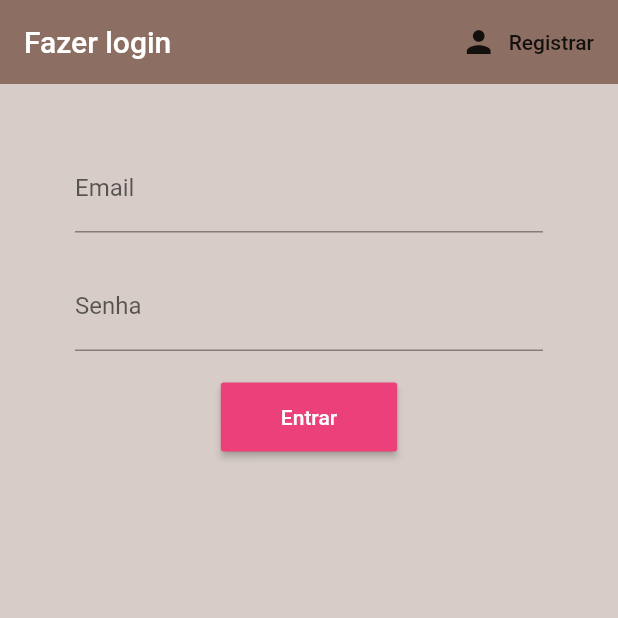
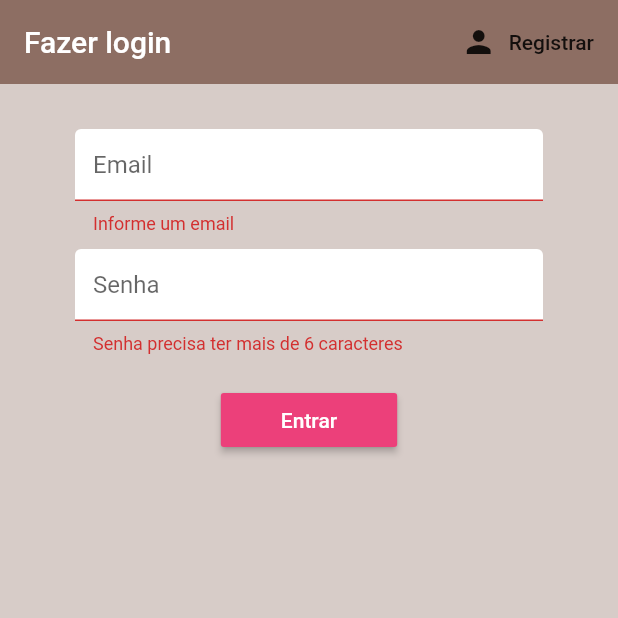
Before and after one commit to arthurcamurca04/brew_crew_app, a Flutter app: the screen it shows after launch, after a tap on "Entrar", on a phone screen of 412 x 824 dp, the top half of it. Run offline on Flutter 3.47's test engine with Material 2 defaults, Android fonts, the phone set to English and light mode, and no system bars; our stand-ins replace firebase_auth; accounts and stored records are empty.

Commit message:
Added textInputdecoration and import spinkit

```diff
--- /dev/null
+++ b/lib/components/textInputDecoration.dart
@@ -0,0 +1,21 @@
+import 'package:flutter/material.dart';
+
+InputDecoration textFieldDecoration(String label){
+  return InputDecoration(
+    hintText: label,
+    filled: true,
+    fillColor: Colors.white,
+    enabledBorder: OutlineInputBorder(
+      borderSide: BorderSide(
+        color: Colors.white,
+        width: 2,
+      )
+    ),
+    focusedBorder: OutlineInputBorder(
+      borderSide: BorderSide(
+        color: Colors.pink,
+        width: 2,
+      )
+    ),
+  );
+}
--- a/lib/screens/auth/authentication_screen.dart
+++ b/lib/screens/auth/authentication_screen.dart
@@ -1,5 +1,4 @@
-import 'package:brew_crew/screens/auth/register.dart';
-//import 'package:brew_crew/screens/auth/sign_in.dart';
+import 'package:brew_crew/screens/auth/sign_in.dart';
 import 'package:flutter/material.dart';
 
 class AuthenticationScreen extends StatefulWidget {
@@ -11,7 +10,7 @@ class _AuthenticationScreenState extends State<AuthenticationScreen> {
   @override
   Widget build(BuildContext context) {
     return Container(
-      child: Register(),
+      child: SignIn(),
     );
   }
 }
--- a/lib/screens/auth/register.dart
+++ b/lib/screens/auth/register.dart
@@ -1,3 +1,4 @@
+import 'package:brew_crew/components/textInputDecoration.dart';
 import 'package:brew_crew/screens/auth/sign_in.dart';
 import 'package:brew_crew/services/auth.dart';
 import 'package:flutter/material.dart';
@@ -56,10 +57,10 @@ class _RegisterState extends State<Register> {
                 onChanged: (value) {
                   setState(() => email = value);
                 },
-                decoration: InputDecoration(labelText: 'Email'),
+                decoration: textFieldDecoration('Email'),
               ),
               SizedBox(
-                height: 20.0,
+                height: 10.0,
               ),
               TextFormField(
                 validator: (value) => value.length < 6
@@ -69,16 +70,14 @@ class _RegisterState extends State<Register> {
                   setState(() => password = value);
                 },
                 obscureText: true,
-                decoration: InputDecoration(
-                  labelText: 'Senha',
-                ),
+                decoration: textFieldDecoration('Senha'),
               ),
               SizedBox(
-                height: 20.0,
+                height: 10.0,
               ),
               RaisedButton(
                 padding: EdgeInsets.symmetric(
-                  vertical: 15.0,
+                  vertical: 10.0,
                   horizontal: 40.0,
                 ),
                 color: Colors.pink[400],
@@ -98,7 +97,7 @@ class _RegisterState extends State<Register> {
                 child: Text("Registrar"),
               ),
               SizedBox(
-                height: 12,
+                height: 6,
               ),
               Text(
                 error,
--- a/lib/screens/auth/sign_in.dart
+++ b/lib/screens/auth/sign_in.dart
@@ -1,5 +1,7 @@
 //import 'package:brew_crew/services/auth.dart';
+import 'package:brew_crew/components/textInputDecoration.dart';
 import 'package:brew_crew/screens/auth/register.dart';
+import 'package:brew_crew/services/auth.dart';
 import 'package:flutter/material.dart';
 
 class SignIn extends StatefulWidget {
@@ -8,10 +10,12 @@ class SignIn extends StatefulWidget {
 }
 
 class _SignInState extends State<SignIn> {
-  //final AuthService _auth = new AuthService();
+  final AuthService _auth = new AuthService();
+   final _formKey = GlobalKey<FormState>();
 
   String email = '';
   String password = '';
+  String error = '';
 
   @override
   Widget build(BuildContext context) {
@@ -41,43 +45,66 @@ class _SignInState extends State<SignIn> {
           vertical: 20.0,
         ),
         child: Form(
+          key: _formKey,
           child: Column(
             children: <Widget>[
               SizedBox(
-                height: 20.0,
+                height: 10.0,
               ),
               TextFormField(
+                validator: (value) => value.isEmpty ? 'Informe um email' : null,
                 onChanged: (value) {
                   setState(() => email = value);
                 },
-                decoration: InputDecoration(labelText: 'Email'),
+                decoration: textFieldDecoration('Email'),
               ),
               SizedBox(
-                height: 20.0,
+                height: 10.0,
               ),
               TextFormField(
+                 validator: (value) => value.length < 6
+                    ? 'Senha precisa ter mais de 6 caracteres'
+                    : null,
                 onChanged: (value) {
                   setState(() => password = value);
                 },
                 obscureText: true,
-                decoration: InputDecoration(
-                  labelText: 'Senha',
-                ),
+                decoration: textFieldDecoration('Senha'),
               ),
               SizedBox(
                 height: 20.0,
               ),
               RaisedButton(
                 padding: EdgeInsets.symmetric(
-                  vertical: 15.0,
+                  vertical: 5.0,
                   horizontal: 40.0,
                 ),
                 color: Colors.pink[400],
                 textColor: Colors.white,
-                onPressed: () {
-                  print(email + " " + password);
+                onPressed: () async{
+                   if (_formKey.currentState.validate()) {
+                    dynamic result = await _auth.signIn(email, password);
+                    if (result == null) {
+                      setState(() {
+                        error = 'Por favor, informe um email válido';
+                      });
+                    } else {
+                      print('Usuário logado');
+
+                    }
+                  }
                 },
                 child: Text("Entrar"),
+              ),
+               SizedBox(
+                height: 6,
+              ),
+              Text(
+                error,
+                style: TextStyle(
+                  fontSize: 14,
+                  color: Colors.red,
+                ),
               )
             ],
           ),
--- a/lib/services/auth.dart
+++ b/lib/services/auth.dart
@@ -32,6 +32,16 @@ class AuthService {
   }
 
   //sing in with email and password
+  Future signIn(String email, String password) async{
+    try {
+      AuthResult result = await _auth.signInWithEmailAndPassword(email: email, password: password);
+      FirebaseUser user = result.user;
+      return _userFromFirebaseUser(user);
+    } catch (e) {
+      print(e.toString());
+      return null;
+    }
+  }
 
   //register with email and password
   Future registerUser(String email, String password) async {
--- a/pubspec.yaml
+++ b/pubspec.yaml
@@ -26,6 +26,7 @@ dependencies:
   firebase_auth: ^0.14.0+5
   cloud_firestore: ^0.12.9+4
   provider: ^3.1.0
+  flutter_spinkit: "^4.0.0"
 
 dev_dependencies:
   flutter_test:
```
Also changed, not shown: pubspec.lock.
